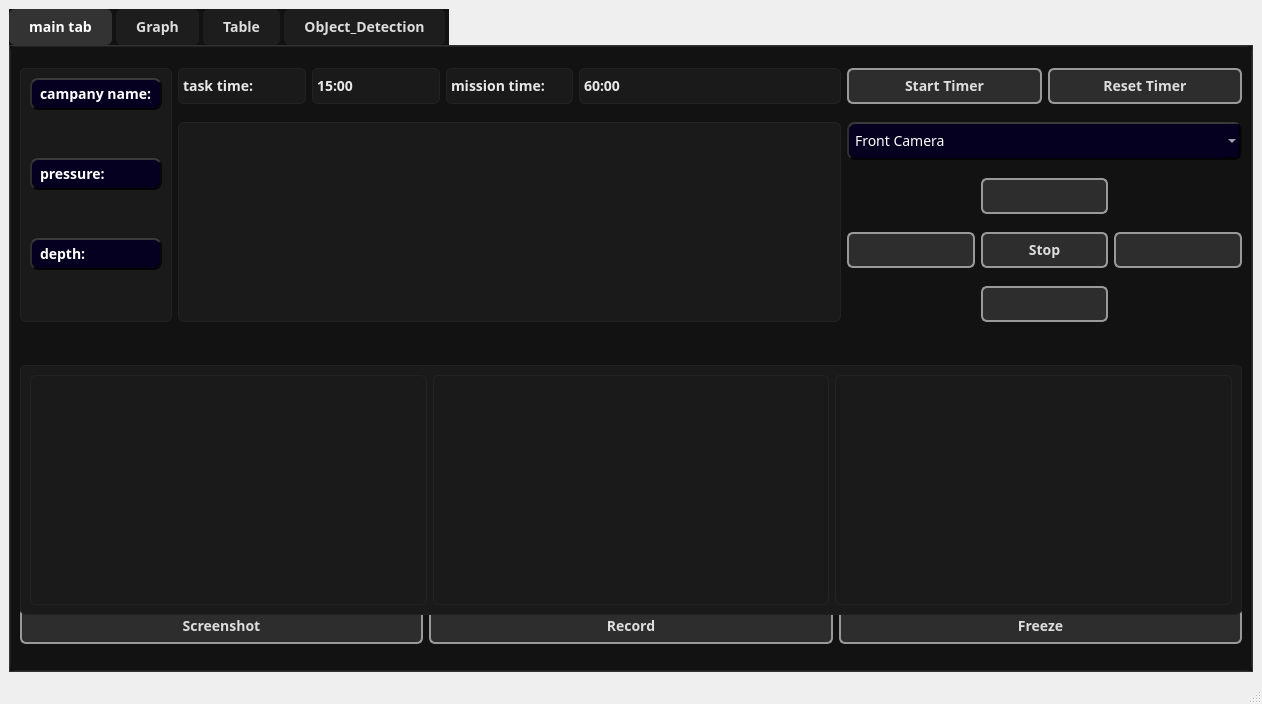
First picture: the form in designer.ui, repository Maramallah/Rovtest2, before the edit.
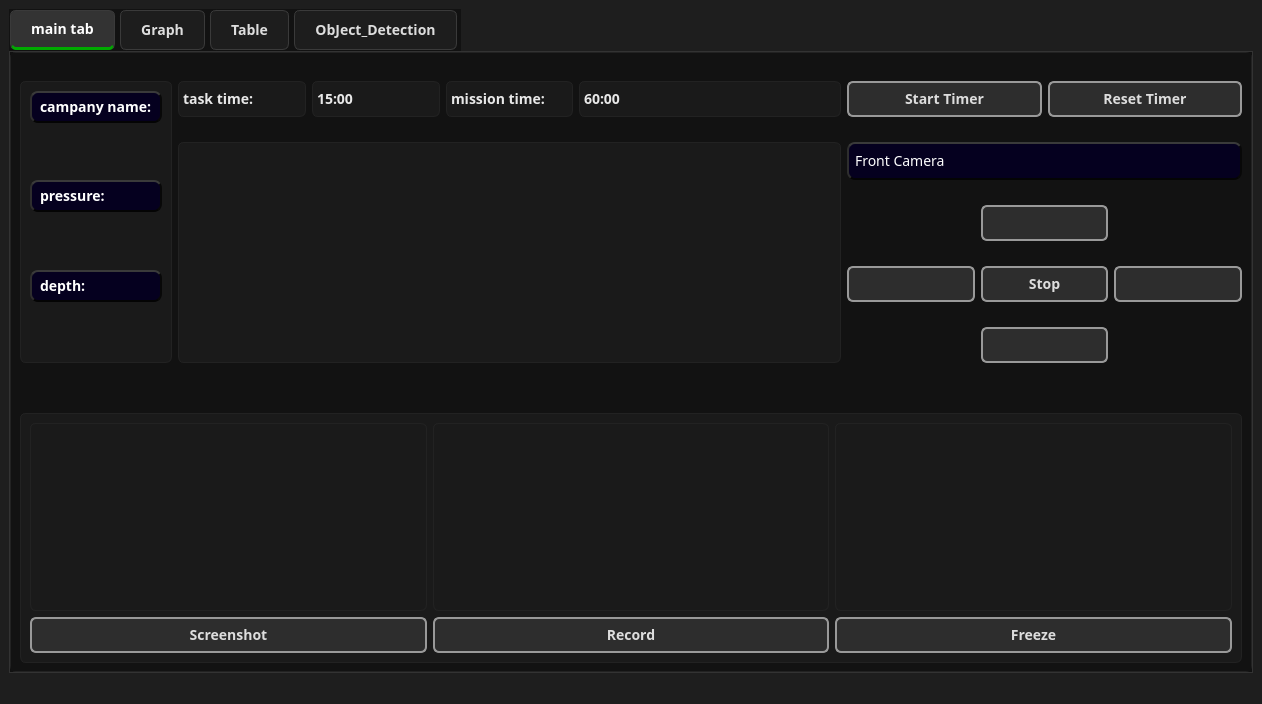
Second picture: the form after the edit. Icons and pictures are not drawn.

What changed in the file:
```diff
--- a/designer.ui
+++ b/designer.ui
@@ -25,7 +25,127 @@
    <string>MainWindow</string>
   </property>
   <property name="styleSheet">
-   <string notr="true"/>
+   <string notr="true">QWidget {
+    background-color: #1e1e1e;
+    color: #d4d4d4;
+    selection-background-color: #004d40; /* خلفية التحديد خضراء غامقة */
+    selection-color: #ffffff;
+}
+
+QPushButton {
+    background-color: #2d2d2d;
+    border: 1px solid #3a3a3a;
+    padding: 6px;
+    border-radius: 4px;
+    color: #d4d4d4;
+}
+
+QPushButton:hover {
+    background-color: #383838;
+    border: 1px solid #00aa00; /* حواف خضراء عند الهوفر */
+}
+
+QPushButton:pressed {
+    background-color: #004d40;
+    color: #ffffff;
+}
+
+QPushButton:checked {
+    background-color: #00695c;
+    border: 2px solid #00aa00;
+}
+
+QComboBox {
+    background-color: #2d2d2d;
+    border: 1px solid #3a3a3a;
+    padding: 5px;
+    color: #d4d4d4;
+    selection-background-color: #004d40;
+}
+
+QComboBox::drop-down {
+    border: none;
+    width: 20px;
+}
+
+QComboBox::down-arrow {
+    image: url(:/icons/down-arrow-white.png); /* لو عندك أيقونة، أو خليها بدون */
+}
+
+QComboBox QAbstractItemView {
+    background-color: #2d2d2d;
+    selection-background-color: #00695c;
+    color: #d4d4d4;
+    border: 1px solid #00aa00;
+}
+
+QTabWidget::pane {
+    border: 1px solid #3a3a3a;
+    background-color: #1e1e1e;
+}
+
+QTabBar::tab {
+    background-color: #2d2d2d;
+    padding: 8px 16px;
+    margin: 1px;
+    border: 1px solid #3a3a3a;
+    color: #a0a0a0;
+}
+
+QTabBar::tab:selected {
+    background-color: #1e1e1e;
+    border-bottom: 3px solid #00aa00; /* خط أخضر تحت التاب المختار */
+    color: #ffffff;
+}
+
+QTabBar::tab:hover:!selected {
+    background-color: #383838;
+    border-bottom: 3px solid #00695c;
+}
+
+QLabel {
+    color: #d4d4d4;
+}
+
+QFrame {
+    background-color: #1e1e1e;
+    border: 1px solid #3a3a3a;
+}
+
+QGroupBox {
+    border: 1px solid #00aa00; /* حواف خضراء للـ GroupBox */
+    margin-top: 10px;
+    color: #d4d4d4;
+}
+
+QGroupBox::title {
+    subcontrol-origin: margin;
+    left: 10px;
+    padding: 0 5px;
+    color: #00aa00;
+}
+
+QScrollBar:vertical {
+    background: #2d2d2d;
+    width: 12px;
+    margin: 0px;
+}
+
+QScrollBar::handle:vertical {
+    background: #4a4a4a;
+    min-height: 20px;
+    border-radius: 6px;
+}
+
+QScrollBar::handle:vertical:hover {
+    background: #00aa00;
+}
+
+QToolTip {
+    background-color: #2d2d2d;
+    color: #ffffff;
+    border: 1px solid #00aa00;
+}</string>
   </property>
   <widget class="QWidget" name="centralwidget">
    <layout class="QGridLayout" name="gridLayout_3">
@@ -62,11 +182,11 @@
 }
 
 QPushButton:hover {
-    background-color: #2d2d2d;
+    background-color: #00000;
 }
 
 QPushButton:pressed {
-    background-color: #3a3a3a;
+    background-color: #0000;
     border-color: #555;
 }
 
@@ -251,132 +371,6 @@
           </property>
          </widget>
         </item>
-        <item row="8" column="0" colspan="9">
-         <layout class="QHBoxLayout" name="horizontalLayout_3">
-          <item>
-           <widget class="QPushButton" name="Sreenshot_btn">
-            <property name="font">
-             <font>
-              <family>Segon Ui</family>
-              <pointsize>-1</pointsize>
-              <weight>75</weight>
-              <bold>true</bold>
-             </font>
-            </property>
-            <property name="styleSheet">
-             <string notr="true">QPushButton {
-    background-color: #2d2d2d;          /* same tone as slider sub-page */
-    border: 2px solid #999;             /* metallic border like slider lever */
-    border-radius: 6px;
-    padding: 6px 12px;
-    color: #dddddd;
-    font-weight: bold;
-	
-}
-
-/* Hover effect: subtle brightness increase */
-QPushButton:hover {
-    background-color: #3a3a3a;
-    border-color: #ccc;
-}
-
-QPushButton:pressed {
-    background: qlineargradient(x1:0, y1:0, x2:0, y2:1,
-        stop:0 #1a1a2a, stop:0.5 #0a0a1a, stop:1 #00000a);
-    color: #a0a0ff;
-    border: 2px solid #5555ff;
-    text-shadow: 0px 0px 8px rgba(100, 100, 255, 0.7);
-    box-shadow: 0px 0px 15px rgba(100, 100, 255, 0.4);
-}</string>
-            </property>
-            <property name="text">
-             <string>Screenshot</string>
-            </property>
-           </widget>
-          </item>
-          <item>
-           <widget class="QPushButton" name="Record_btn">
-            <property name="font">
-             <font>
-              <family>Segon Ui</family>
-              <pointsize>-1</pointsize>
-              <weight>75</weight>
-              <bold>true</bold>
-             </font>
-            </property>
-            <property name="styleSheet">
-             <string notr="true">QPushButton {
-    background-color: #2d2d2d;          /* same tone as slider sub-page */
-    border: 2px solid #999;             /* metallic border like slider lever */
-    border-radius: 6px;
-    padding: 6px 12px;
-    color: #dddddd;
-    font-weight: bold;
-}
-
-/* Hover effect: subtle brightness increase */
-QPushButton:hover {
-    background-color: #3a3a3a;
-    border-color: #ccc;
-}
-
-QPushButton:pressed {
-    background: qlineargradient(x1:0, y1:0, x2:0, y2:1,
-        stop:0 #1a1a2a, stop:0.5 #0a0a1a, stop:1 #00000a);
-    color: #a0a0ff;
-    border: 2px solid #5555ff;
-    text-shadow: 0px 0px 8px rgba(100, 100, 255, 0.7);
-    box-shadow: 0px 0px 15px rgba(100, 100, 255, 0.4);
-}
-</string>
-            </property>
-            <property name="text">
-             <string>Record</string>
-            </property>
-           </widget>
-          </item>
-          <item>
-           <widget class="QPushButton" name="Freeze_btn">
-            <property name="font">
-             <font>
-              <family>Segon Ui</family>
-              <pointsize>-1</pointsize>
-              <weight>75</weight>
-              <bold>true</bold>
-             </font>
-            </property>
-            <property name="styleSheet">
-             <string notr="true">QPushButton {
-    background-color: #2d2d2d;          /* same tone as slider sub-page */
-    border: 2px solid #999;             /* metallic border like slider lever */
-    border-radius: 6px;
-    padding: 6px 12px;
-    color: #dddddd;
-    font-weight: bold;
-}
-
-/* Hover effect: subtle brightness increase */
-QPushButton:hover {
-    background-color: #3a3a3a;
-    border-color: #ccc;
-}
-
-QPushButton:pressed {
-    background: qlineargradient(x1:0, y1:0, x2:0, y2:1,
-        stop:0 #1a1a2a, stop:0.5 #0a0a1a, stop:1 #00000a);
-    color: #a0a0ff;
-    border: 2px solid #5555ff;
-    text-shadow: 0px 0px 8px rgba(100, 100, 255, 0.7);
-    box-shadow: 0px 0px 15px rgba(100, 100, 255, 0.4);
-}</string>
-            </property>
-            <property name="text">
-             <string>Freeze</string>
-            </property>
-           </widget>
-          </item>
-         </layout>
-        </item>
         <item row="0" column="1">
          <widget class="QLabel" name="label_2">
           <property name="font">
@@ -497,20 +491,6 @@
            <enum>QFrame::Raised</enum>
           </property>
           <layout class="QGridLayout" name="gridLayout_6">
-           <item row="0" column="0">
-            <widget class="QLabel" name="miniCamera1">
-             <property name="text">
-              <string/>
-             </property>
-            </widget>
-           </item>
-           <item row="0" column="1">
-            <widget class="QLabel" name="miniCamera2">
-             <property name="text">
-              <string/>
-             </property>
-            </widget>
-           </item>
            <item row="0" column="2">
             <widget class="QLabel" name="miniCamera3">
              <property name="text">
@@ -518,6 +498,147 @@
              </property>
             </widget>
            </item>
+           <item row="0" column="1">
+            <widget class="QLabel" name="miniCamera2">
+             <property name="text">
+              <string/>
+             </property>
+            </widget>
+           </item>
+           <item row="0" column="0">
+            <widget class="QLabel" name="miniCamera1">
+             <property name="text">
+              <string/>
+             </property>
+            </widget>
+           </item>
+           <item row="1" column="0" colspan="3">
+            <layout class="QHBoxLayout" name="horizontalLayout_3">
+             <item>
+              <widget class="QPushButton" name="Sreenshot_btn">
+               <property name="font">
+                <font>
+                 <family>Segon Ui</family>
+                 <pointsize>-1</pointsize>
+                 <weight>75</weight>
+                 <bold>true</bold>
+                </font>
+               </property>
+               <property name="styleSheet">
+                <string notr="true">QPushButton {
+    background-color: #2d2d2d;          /* same tone as slider sub-page */
+    border: 2px solid #999;             /* metallic border like slider lever */
+    border-radius: 6px;
+    padding: 6px 12px;
+    color: #dddddd;
+    font-weight: bold;
+	
+}
+
+/* Hover effect: subtle brightness increase */
+QPushButton:hover {
+    background-color: #3a3a3a;
+    border-color: #ccc;
+}
+
+QPushButton:pressed {
+    background: qlineargradient(x1:0, y1:0, x2:0, y2:1,
+        stop:0 #1a1a2a, stop:0.5 #0a0a1a, stop:1 #00000a);
+    color: #a0a0ff;
+    border: 2px solid #5555ff;
+    text-shadow: 0px 0px 8px rgba(100, 100, 255, 0.7);
+    box-shadow: 0px 0px 15px rgba(100, 100, 255, 0.4);
+}</string>
+               </property>
+               <property name="text">
+                <string>Screenshot</string>
+               </property>
+              </widget>
+             </item>
+             <item>
+              <widget class="QPushButton" name="Record_btn">
+               <property name="font">
+                <font>
+                 <family>Segon Ui</family>
+                 <pointsize>-1</pointsize>
+                 <weight>75</weight>
+                 <bold>true</bold>
+                </font>
+               </property>
+               <property name="styleSheet">
+                <string notr="true">QPushButton {
+    background-color: #2d2d2d;          /* same tone as slider sub-page */
+    border: 2px solid #999;             /* metallic border like slider lever */
+    border-radius: 6px;
+    padding: 6px 12px;
+    color: #dddddd;
+    font-weight: bold;
+}
+
+/* Hover effect: subtle brightness increase */
+QPushButton:hover {
+    background-color: #3a3a3a;
+    border-color: #ccc;
+}
+
+QPushButton:pressed {
+    background: qlineargradient(x1:0, y1:0, x2:0, y2:1,
+        stop:0 #1a1a2a, stop:0.5 #0a0a1a, stop:1 #00000a);
+    color: #a0a0ff;
+    border: 2px solid #5555ff;
+    text-shadow: 0px 0px 8px rgba(100, 100, 255, 0.7);
+    box-shadow: 0px 0px 15px rgba(100, 100, 255, 0.4);
+}
+
+</string>
+               </property>
+               <property name="text">
+                <string>Record</string>
+               </property>
+              </widget>
+             </item>
+             <item>
+              <widget class="QPushButton" name="Freeze_btn">
+               <property name="font">
+                <font>
+                 <family>Segon Ui</family>
+                 <pointsize>-1</pointsize>
+                 <weight>75</weight>
+                 <bold>true</bold>
+                </font>
+               </property>
+               <property name="styleSheet">
+                <string notr="true">QPushButton {
+    background-color: #2d2d2d;          /* same tone as slider sub-page */
+    border: 2px solid #999;             /* metallic border like slider lever */
+    border-radius: 6px;
+    padding: 6px 12px;
+    color: #dddddd;
+    font-weight: bold;
+}
+
+/* Hover effect: subtle brightness increase */
+QPushButton:hover {
+    background-color: #3a3a3a;
+    border-color: #ccc;
+}
+
+QPushButton:pressed {
+    background: qlineargradient(x1:0, y1:0, x2:0, y2:1,
+        stop:0 #1a1a2a, stop:0.5 #0a0a1a, stop:1 #00000a);
+    color: #a0a0ff;
+    border: 2px solid #5555ff;
+    text-shadow: 0px 0px 8px rgba(100, 100, 255, 0.7);
+    box-shadow: 0px 0px 15px rgba(100, 100, 255, 0.4);
+}</string>
+               </property>
+               <property name="text">
+                <string>Freeze</string>
+               </property>
+              </widget>
+             </item>
+            </layout>
+           </item>
           </layout>
          </widget>
         </item>
@@ -793,6 +914,24 @@
                </color>
               </brush>
              </colorrole>
+             <colorrole role="Highlight">
+              <brush brushstyle="SolidPattern">
+               <color alpha="255">
+                <red>0</red>
+                <green>77</green>
+                <blue>64</blue>
+               </color>
+              </brush>
+             </colorrole>
+             <colorrole role="HighlightedText">
+              <brush brushstyle="SolidPattern">
+               <color alpha="255">
+                <red>255</red>
+                <green>255</green>
+                <blue>255</blue>
+               </color>
+              </brush>
+             </colorrole>
              <colorrole role="PlaceholderText">
               <brush brushstyle="NoBrush">
                <color alpha="128">
@@ -858,6 +997,24 @@
                </color>
               </brush>
              </colorrole>
+             <colorrole role="Highlight">
+              <brush brushstyle="SolidPattern">
+               <color alpha="255">
+                <red>0</red>
+                <green>77</green>
+                <blue>64</blue>
+               </color>
+              </brush>
+             </colorrole>
+             <colorrole role="HighlightedText">
+              <brush brushstyle="SolidPattern">
+               <color alpha="255">
+                <red>255</red>
+                <green>255</green>
+                <blue>255</blue>
+               </color>
+              </brush>
+             </colorrole>
              <colorrole role="PlaceholderText">
               <brush brushstyle="NoBrush">
                <color alpha="128">
@@ -923,6 +1080,24 @@
                </color>
               </brush>
              </colorrole>
+             <colorrole role="Highlight">
+              <brush brushstyle="SolidPattern">
+               <color alpha="255">
+                <red>0</red>
+                <green>77</green>
+                <blue>64</blue>
+               </color>
+              </brush>
+             </colorrole>
+             <colorrole role="HighlightedText">
+              <brush brushstyle="SolidPattern">
+               <color alpha="255">
+                <red>255</red>
+                <green>255</green>
+                <blue>255</blue>
+               </color>
+              </brush>
+             </colorrole>
              <colorrole role="PlaceholderText">
               <brush brushstyle="NoBrush">
                <color alpha="128">
```
